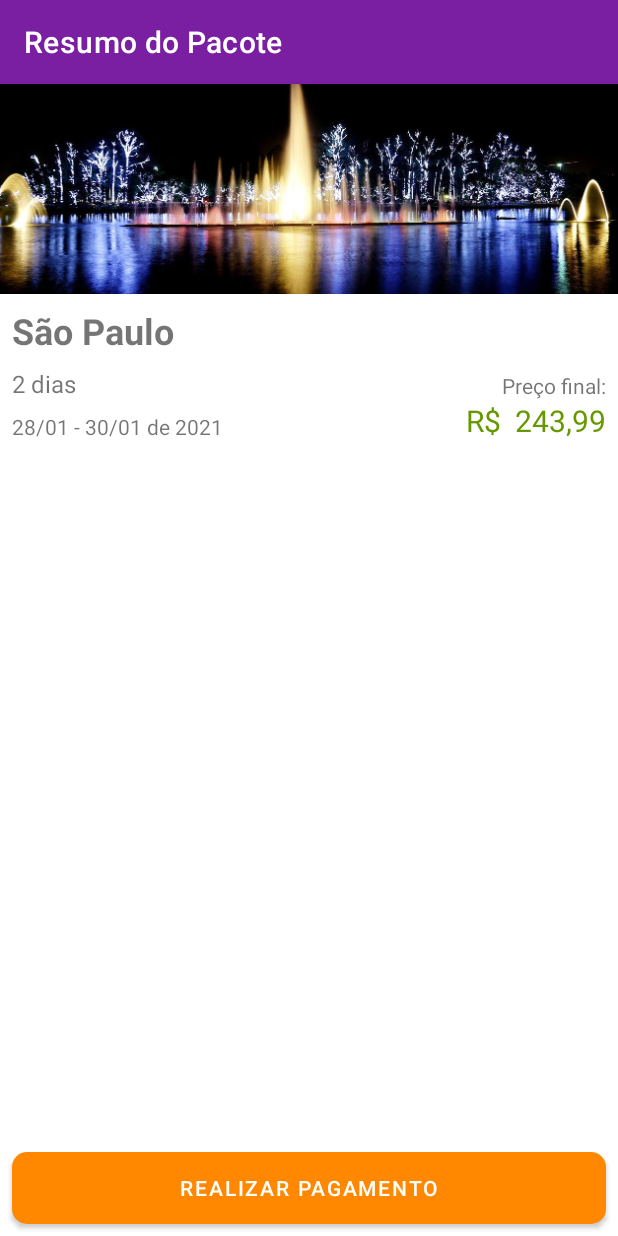
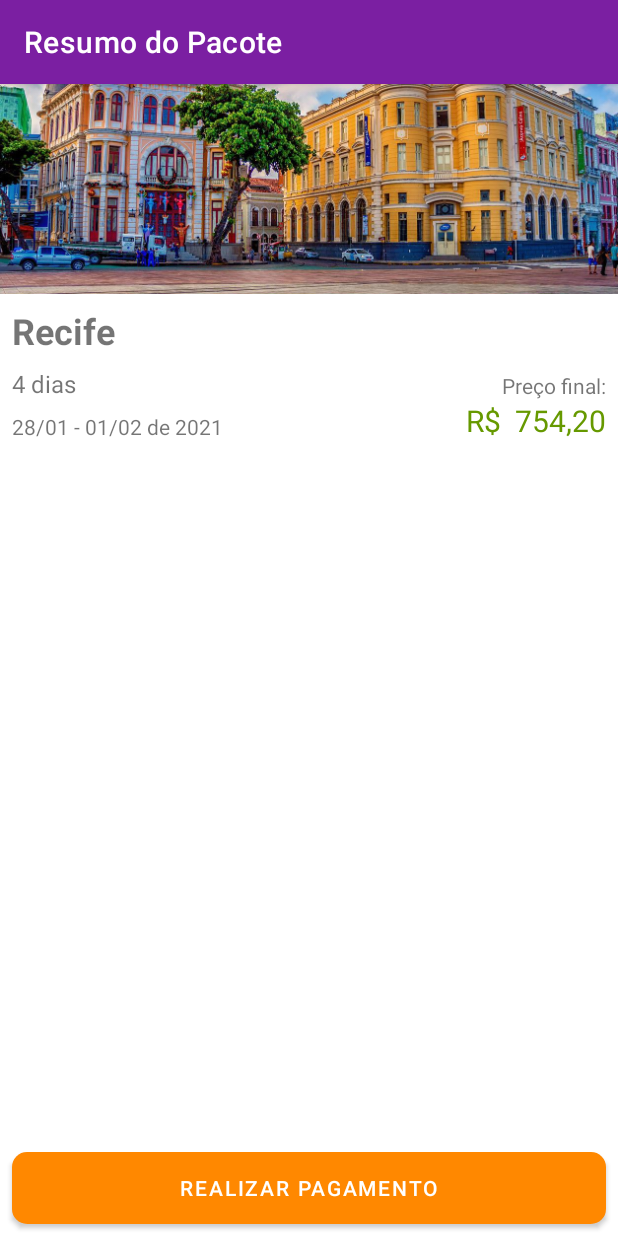
Before and after one commit to leandroalsilva/Alura_Android_Parte_V, an Android app: the screen it shows after launch (ResumoPacoteActivity), after a tap on "Recife", on a phone screen of 412 x 824 dp. Run offline under Robolectric (Android 15) with nearby library versions, the phone set to English and light mode, and no system bars.

Commit message:
Enviando o objeto entre as Activities

```diff
--- a/app/src/main/java/com/example/aluraviagens/model/Pacote.java
+++ b/app/src/main/java/com/example/aluraviagens/model/Pacote.java
@@ -1,8 +1,9 @@
 package com.example.aluraviagens.model;
 
+import java.io.Serializable;
 import java.math.BigDecimal;
 
-public class Pacote {
+public class Pacote implements Serializable {
 
     private final String local;
     private final String imagem;
--- a/app/src/main/java/com/example/aluraviagens/ui/activity/ListaPacotesActivity.java
+++ b/app/src/main/java/com/example/aluraviagens/ui/activity/ListaPacotesActivity.java
@@ -29,12 +29,14 @@ public class ListaPacotesActivity extends AppCompatActivity {
 
     private void configuraLista() {
         ListView listadePacotes = findViewById(R.id.lista_pacotes_listview);
-        List<Pacote> pacotes = new PacoteDAO().lista();
+        final List<Pacote> pacotes = new PacoteDAO().lista();
         listadePacotes.setAdapter(new ListaPacotesAdapter(pacotes, this));
         listadePacotes.setOnItemClickListener(new AdapterView.OnItemClickListener() {
             @Override
-            public void onItemClick(AdapterView<?> adapterView, View view, int i, long l) {
+            public void onItemClick(AdapterView<?> adapterView, View view, int posicao, long id) {
+                Pacote pacoteClicado = pacotes.get(posicao);
                 Intent intent = new Intent(ListaPacotesActivity.this, ResumoPacoteActivity.class);
+                intent.putExtra("pacote", pacoteClicado);
                 startActivity(intent);
             }
         });
--- a/app/src/main/java/com/example/aluraviagens/ui/activity/ResumoPacoteActivity.java
+++ b/app/src/main/java/com/example/aluraviagens/ui/activity/ResumoPacoteActivity.java
@@ -18,6 +18,7 @@ import com.example.aluraviagens.util.DiasUtil;
 import com.example.aluraviagens.util.MoedaUtil;
 import com.example.aluraviagens.util.ResourcesUtil;
 
+import java.io.Serializable;
 import java.math.BigDecimal;
 import java.text.SimpleDateFormat;
 import java.util.Calendar;
@@ -31,24 +32,26 @@ public class ResumoPacoteActivity extends AppCompatActivity {
         super.onCreate(savedInstanceState);
         setContentView(R.layout.activity_resumo_pacote);
         setTitle(TITULO_APPBAR);
+        Intent intent = getIntent();
+        if (intent.hasExtra("pacote")){
+            final Pacote pacote = (Pacote) intent.getSerializableExtra("pacote");
 
-        Pacote pacoteSaoPaulo = new Pacote("São Paulo", "sao_paulo_sp", 2,
-                new BigDecimal("243.99"));
-
-        mostraLocal(pacoteSaoPaulo);
-        mostraImagem(pacoteSaoPaulo);
-        mostraDias(pacoteSaoPaulo);
-        mostraPreco(pacoteSaoPaulo);
-        mostraData(pacoteSaoPaulo);
+            mostraLocal(pacote);
+            mostraImagem(pacote);
+            mostraDias(pacote);
+            mostraPreco(pacote);
+            mostraData(pacote);
 
             Button botaoRealizaPagamento = findViewById(R.id.resumo_pacote_botao_realiza_pagamento);
             botaoRealizaPagamento.setOnClickListener(new View.OnClickListener() {
                 @Override
                 public void onClick(View view) {
                     Intent intent = new Intent(ResumoPacoteActivity.this, PagamentoActivity.class);
+                    intent.putExtra("pacote", pacote);
                     startActivity(intent);
                 }
             });
+        }
     }
 
     private void mostraData(Pacote pacote) {
```
Also changed, not shown: app/src/main/java/com/example/aluraviagens/ui/activity/PagamentoActivity.java (+7 -3 lines), app/src/main/java/com/example/aluraviagens/ui/activity/ResumoCompraActivity.java (+9 -6 lines). Lines whose indentation alone changed are shown as unchanged.
